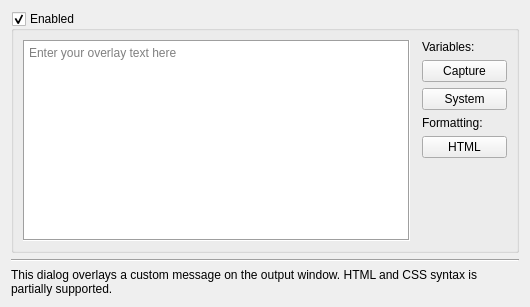
Qt form src/display/qt/dialogs/ui/overlay_dialog.ui (mrehkopf/vcs) before a commit.
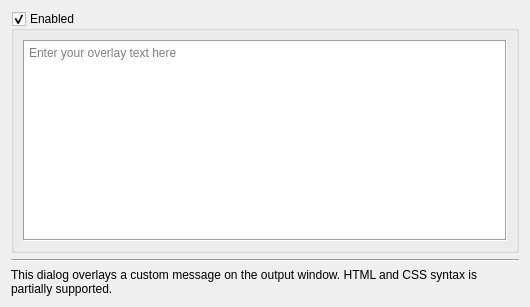
The same form after that commit.

Commit message: ui/overlay-dialog: Convert buttons into menu bar actions

Diff of the .ui file:
```diff
--- a/src/display/qt/dialogs/ui/overlay_dialog.ui
+++ b/src/display/qt/dialogs/ui/overlay_dialog.ui
@@ -48,123 +48,6 @@
         </property>
        </widget>
       </item>
-      <item>
-       <widget class="QFrame" name="frame_variableButtons">
-        <property name="sizePolicy">
-         <sizepolicy hsizetype="Minimum" vsizetype="Preferred">
-          <horstretch>0</horstretch>
-          <verstretch>0</verstretch>
-         </sizepolicy>
-        </property>
-        <layout class="QVBoxLayout" name="verticalLayout_3">
-         <property name="leftMargin">
-          <number>0</number>
-         </property>
-         <property name="topMargin">
-          <number>0</number>
-         </property>
-         <property name="rightMargin">
-          <number>0</number>
-         </property>
-         <property name="bottomMargin">
-          <number>0</number>
-         </property>
-         <item>
-          <widget class="QLabel" name="label">
-           <property name="text">
-            <string>Variables:</string>
-           </property>
-          </widget>
-         </item>
-         <item>
-          <widget class="QPushButton" name="pushButton_capture">
-           <property name="sizePolicy">
-            <sizepolicy hsizetype="Minimum" vsizetype="Preferred">
-             <horstretch>0</horstretch>
-             <verstretch>0</verstretch>
-            </sizepolicy>
-           </property>
-           <property name="minimumSize">
-            <size>
-             <width>85</width>
-             <height>0</height>
-            </size>
-           </property>
-           <property name="text">
-            <string>Capture</string>
-           </property>
-           <property name="autoDefault">
-            <bool>false</bool>
-           </property>
-          </widget>
-         </item>
-         <item>
-          <widget class="QPushButton" name="pushButton_system">
-           <property name="sizePolicy">
-            <sizepolicy hsizetype="Minimum" vsizetype="Preferred">
-             <horstretch>0</horstretch>
-             <verstretch>0</verstretch>
-            </sizepolicy>
-           </property>
-           <property name="minimumSize">
-            <size>
-             <width>85</width>
-             <height>0</height>
-            </size>
-           </property>
-           <property name="text">
-            <string>System</string>
-           </property>
-           <property name="autoDefault">
-            <bool>false</bool>
-           </property>
-          </widget>
-         </item>
-         <item>
-          <widget class="QLabel" name="label_2">
-           <property name="text">
-            <string>Formatting:</string>
-           </property>
-          </widget>
-         </item>
-         <item>
-          <widget class="QPushButton" name="pushButton_htmlFormat">
-           <property name="sizePolicy">
-            <sizepolicy hsizetype="Minimum" vsizetype="Preferred">
-             <horstretch>0</horstretch>
-             <verstretch>0</verstretch>
-            </sizepolicy>
-           </property>
-           <property name="minimumSize">
-            <size>
-             <width>85</width>
-             <height>0</height>
-            </size>
-           </property>
-           <property name="text">
-            <string>HTML</string>
-           </property>
-           <property name="autoDefault">
-            <bool>false</bool>
-           </property>
-          </widget>
-         </item>
-         <item>
-          <spacer name="verticalSpacer">
-           <property name="orientation">
-            <enum>Qt::Vertical</enum>
-           </property>
-           <property name="sizeHint" stdset="0">
-            <size>
-             <width>20</width>
-             <height>9000</height>
-            </size>
-           </property>
-          </spacer>
-         </item>
-        </layout>
-       </widget>
-      </item>
      </layout>
     </widget>
    </item>
```
The commit also changes 4 other files.
